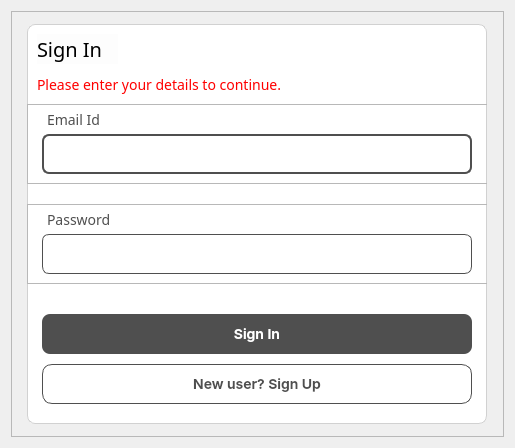
Before: the Qt Designer form signin.ui in tejashwinn/22-01-2022, drawn with Qt 5.
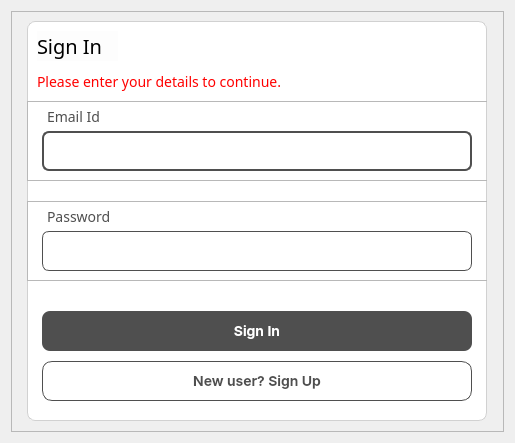
After: the same form once the commit is applied.

Diff of the .ui file:
```diff
--- a/signin.ui
+++ b/signin.ui
@@ -7,7 +7,7 @@
     <x>0</x>
     <y>0</y>
     <width>515</width>
-    <height>448</height>
+    <height>443</height>
    </rect>
   </property>
   <property name="windowTitle">
```
